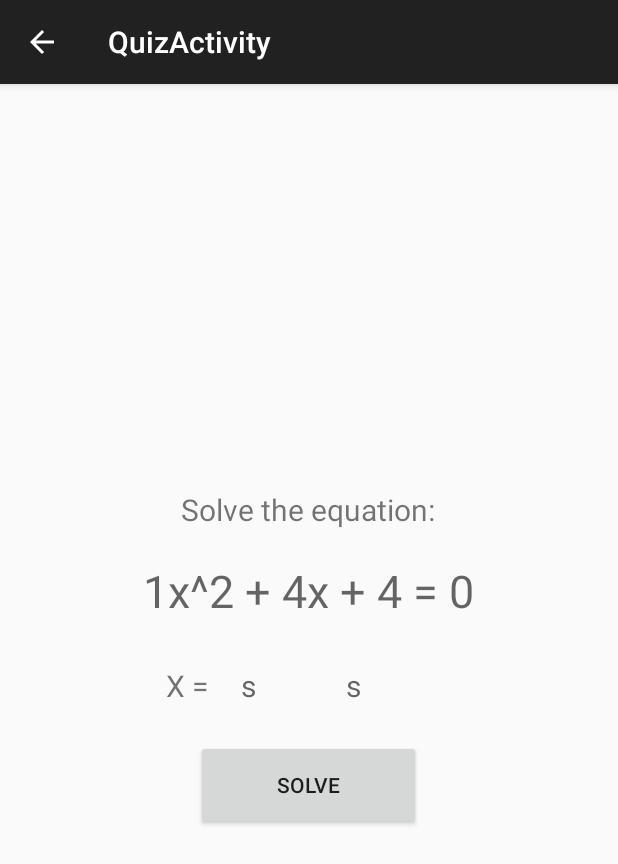
After one commit to MannySandhu/Android-Quadratic-App, an Android app: the QuizActivity screen opened directly, with no data from a screen before it, on a phone screen of 412 x 824 dp. The commit adds this screen. Shown: the top 864 px of the screen. Run offline under Robolectric (Android 15) with nearby library versions, the phone set to English and light mode, and no system bars.

Commit message:
added quiz xml code

```diff
--- a/QuadraticSolverApplication/app/src/main/AndroidManifest.xml
+++ b/QuadraticSolverApplication/app/src/main/AndroidManifest.xml
@@ -24,6 +24,14 @@
                 android:name="android.support.PARENT_ACTIVITY"
                 android:value="com.sandhu.manny.quadraticsolverapplication.Home" />
         </activity>
+        <activity
+            android:name=".QuizActivity"
+            android:label="@string/title_activity_quiz"
+            android:parentActivityName=".Home" >
+            <meta-data
+                android:name="android.support.PARENT_ACTIVITY"
+                android:value="com.sandhu.manny.quadraticsolverapplication.Home" />
+        </activity>
     </application>
 
 </manifest>
--- /dev/null
+++ b/QuadraticSolverApplication/app/src/main/java/com/sandhu/manny/quadraticsolverapplication/QuizActivity.java
@@ -0,0 +1,32 @@
+package com.sandhu.manny.quadraticsolverapplication;
+
+import android.support.v7.app.ActionBarActivity;
+import android.os.Bundle;
+import android.view.Menu;
+import android.view.MenuItem;
+
+
+public class QuizActivity extends ActionBarActivity {
+
+    @Override
+    protected void onCreate(Bundle savedInstanceState) {
+        super.onCreate(savedInstanceState);
+        setContentView(R.layout.activity_quiz);
+    }
+
+
+    @Override
+    public boolean onOptionsItemSelected(MenuItem item) {
+        // Handle action bar item clicks here. The action bar will
+        // automatically handle clicks on the Home/Up button, so long
+        // as you specify a parent activity in AndroidManifest.xml.
+        int id = item.getItemId();
+
+        //noinspection SimplifiableIfStatement
+        if (id == R.id.action_settings) {
+            return true;
+        }
+
+        return super.onOptionsItemSelected(item);
+    }
+}
--- /dev/null
+++ b/QuadraticSolverApplication/app/src/main/java/com/sandhu/manny/quadraticsolverapplication/menu/menu_quiz.xml
@@ -0,0 +1,7 @@
+<menu xmlns:android="http://schemas.android.com/apk/res/android"
+    xmlns:app="http://schemas.android.com/apk/res-auto"
+    xmlns:tools="http://schemas.android.com/tools"
+    tools:context="com.sandhu.manny.quadraticsolverapplication.QuizActivity">
+    <item android:id="@+id/action_settings" android:title="@string/action_settings"
+        android:orderInCategory="100" app:showAsAction="never" />
+</menu>
--- /dev/null
+++ b/QuadraticSolverApplication/app/src/main/res/layout/activity_quiz.xml
@@ -0,0 +1,80 @@
+<LinearLayout xmlns:android="http://schemas.android.com/apk/res/android"
+    xmlns:tools="http://schemas.android.com/tools"
+    android:layout_width="match_parent"
+    android:layout_height="match_parent"
+    tools:context=".QuizActivity"
+    android:orientation="vertical"
+    android:gravity="center">
+
+    <LinearLayout
+        android:layout_width="wrap_content"
+        android:layout_height="wrap_content"
+        android:orientation="vertical">
+
+        <TextView
+            android:layout_width="wrap_content"
+            android:layout_height="wrap_content"
+            android:textSize="20sp"
+            android:text="@string/quizInformation"
+            android:layout_gravity="center" />
+
+
+        <LinearLayout
+            android:layout_width="wrap_content"
+            android:layout_height="wrap_content"
+            android:orientation="horizontal"
+            android:padding="20sp">
+
+            <!-- input widgets + formula layout -->
+
+            <TextView
+                android:id="@+id/Question"
+                android:layout_width="wrap_content"
+                android:layout_height="50sp"
+                android:hint="@string/q1"
+                android:textSize="30sp" />
+
+
+        </LinearLayout>
+
+
+    </LinearLayout>
+
+
+    <LinearLayout
+        android:layout_width="wrap_content"
+        android:layout_height="wrap_content"
+        android:orientation="horizontal" >
+
+        <TextView
+            android:layout_width="50sp"
+            android:layout_height="50sp"
+            android:text="@string/xEquals"
+            android:textSize="20sp" />
+
+        <TextView
+            android:id="@+id/SolutionTextView"
+            android:layout_width="70sp"
+            android:layout_height="50sp"
+            android:hint="@string/solution"
+            android:textSize="20sp" />
+        <TextView
+            android:id="@+id/SolutionTextView2"
+            android:layout_width="70sp"
+            android:layout_height="50sp"
+            android:hint="@string/solution"
+            android:textSize="20sp" />
+
+
+    </LinearLayout>
+
+    <Button
+        android:id="@+id/SolveEquationButton"
+        android:layout_width="150dp"
+        android:layout_height="60dp"
+        android:layout_gravity="center"
+        android:text="@string/solveButton" />
+
+
+
+</LinearLayout>
--- a/QuadraticSolverApplication/app/src/main/res/values/strings.xml
+++ b/QuadraticSolverApplication/app/src/main/res/values/strings.xml
@@ -19,6 +19,13 @@
     <string name="b">B</string>
     <string name="c">C</string>
 
+    <!-- quiz activity -->
+    <string name="quizInformation">Solve the equation:</string>
+    <string name="correct">Correct!</string>
+    <string name="incorrect">Incorrect</string>
+
+    <string name="q1">1x^2 + 4x + 4 = 0</string>
+    <string name="q2">1x^2 + x - 4 = 0</string>
 
 
 
@@ -27,6 +34,9 @@
     <!--version-->
     <string name="versionNo">prototype: build v1</string>
     <string name="action_settings">Settings</string>
+    <string name="title_activity_quiz">QuizActivity</string>
+
+    <string name="hello_world">Hello world!</string>
 
 
 </resources>
```
Also changed, not shown: QuadraticSolverApplication/app/src/main/java/com/sandhu/manny/quadraticsolverapplication/menu/menu_home.xml (renamed from QuadraticSolverApplication/app/src/main/res/menu/menu_home.xml), QuadraticSolverApplication/app/src/main/java/com/sandhu/manny/quadraticsolverapplication/menu/menu_solver.xml (renamed from QuadraticSolverApplication/app/src/main/res/menu/menu_solver.xml).
